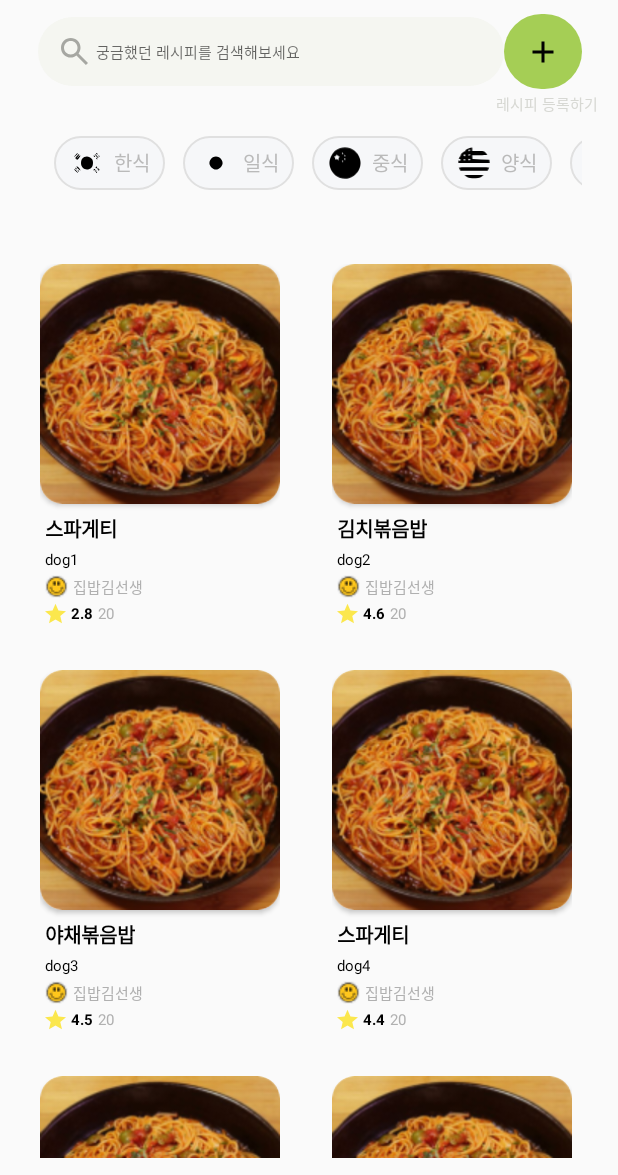
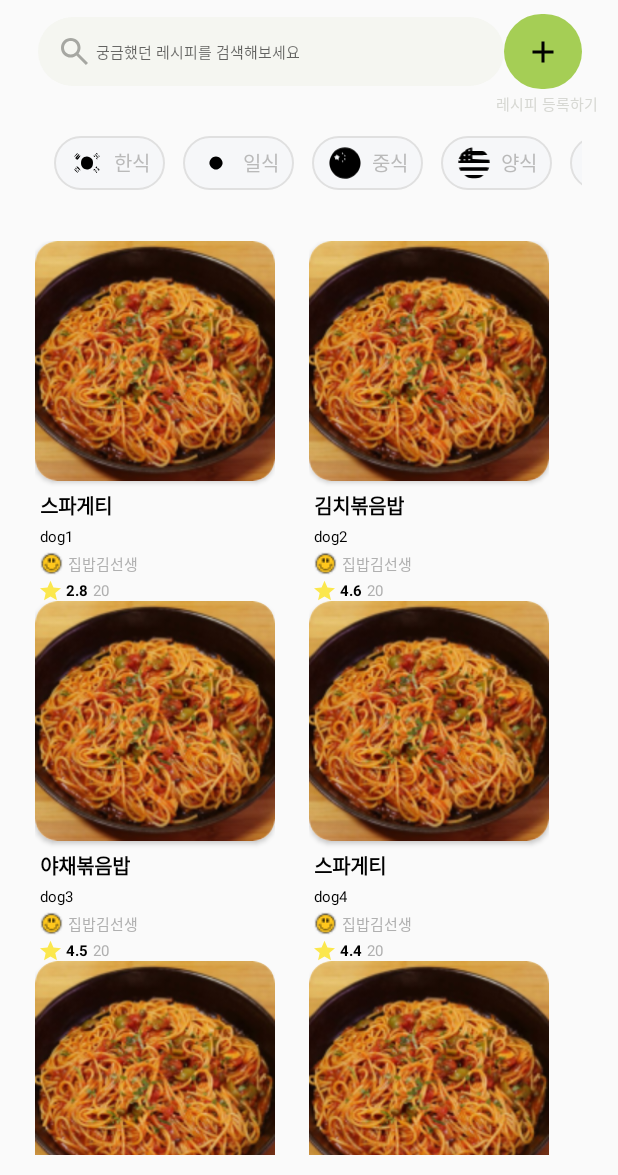
Before and after one commit to HomeFoodFighter/Android, an Android app: the screen it shows after launch (AllRecipeActivity), on a phone screen of 412 x 824 dp, the part 61-1236 px from its top. Run offline under Robolectric (Android 15) with nearby library versions, the light colour scheme and no system bars.

Commit message:
pull 받기

```diff
--- a/app/src/main/res/layout/activity_all_recipe.xml
+++ b/app/src/main/res/layout/activity_all_recipe.xml
@@ -107,8 +107,12 @@
             app:layout_constraintStart_toStartOf="parent"
             app:layout_constraintEnd_toEndOf="parent"
             app:layout_constraintTop_toBottomOf="@id/tabLayout"
-            app:layout_constraintBottom_toBottomOf="parent"/>
-
+            app:layout_constraintBottom_toBottomOf="parent"
+            android:layout_marginStart="23dp"
+            android:layout_marginEnd="23dp"
+            android:layout_marginTop="24dp"
+            android:layout_marginBottom="13dp"
+            android:foregroundGravity="center"/>
 
 
 </androidx.constraintlayout.widget.ConstraintLayout>
--- a/app/src/main/res/layout/fragment_korean.xml
+++ b/app/src/main/res/layout/fragment_korean.xml
@@ -8,15 +8,12 @@
 
     <androidx.recyclerview.widget.RecyclerView
         android:id="@+id/recyclerView"
-        android:layout_width="0sp"
-        android:layout_height="0sp"
+        android:layout_width="match_parent"
+        android:layout_height="wrap_content"
         app:layout_constraintEnd_toEndOf="parent"
         app:layout_constraintStart_toStartOf="parent"
         app:layout_constraintTop_toTopOf="parent"
         app:layout_constraintBottom_toBottomOf="parent"
-        android:layout_marginStart="11sp"
-        android:layout_marginEnd="11sp"
-        android:layout_marginBottom="11sp"
-        android:layout_marginTop="24sp"/>
+        />
 
 </androidx.constraintlayout.widget.ConstraintLayout>
--- a/app/src/main/res/layout/item_all_recipe.xml
+++ b/app/src/main/res/layout/item_all_recipe.xml
@@ -2,7 +2,6 @@
 <androidx.constraintlayout.widget.ConstraintLayout xmlns:android="http://schemas.android.com/apk/res/android"
     android:layout_width="wrap_content"
     android:layout_height="wrap_content"
-    android:layout_margin="15sp"
     xmlns:app="http://schemas.android.com/apk/res-auto">
 
     <androidx.cardview.widget.CardView
```
Also changed, not shown: app/src/main/java/com/example/homefoodfighter_android/AllRecipeFragment/KoreanFragment.kt (+3 -4 lines).
